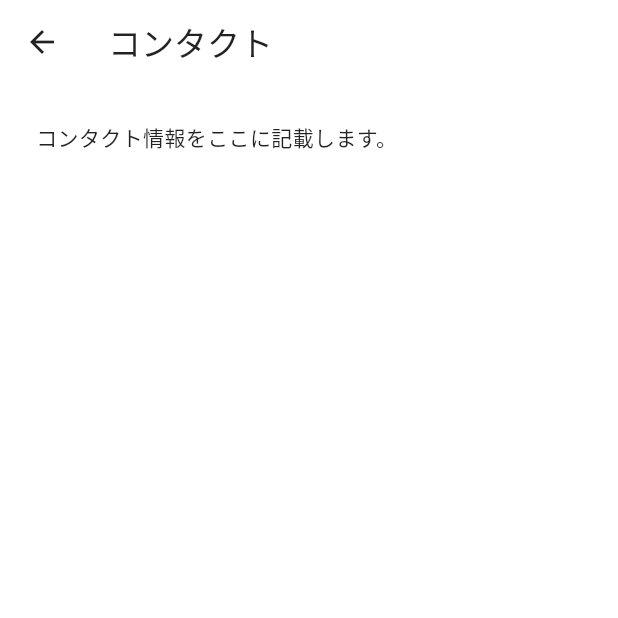
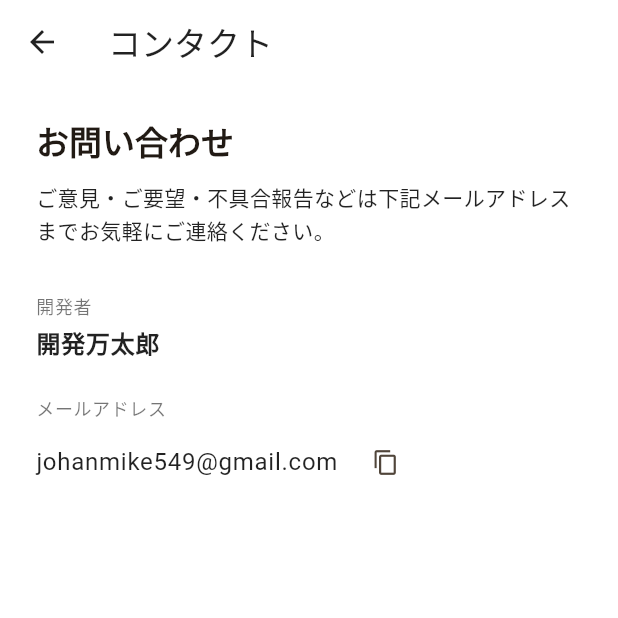
Before and after one commit to mikejohan/vocasnap, a Flutter app: the ContactPage screen opened directly, on a phone screen of 412 x 824 dp, the top half of it. Run offline on Flutter 3.47's test engine with Material 3 defaults, Android fonts, the phone set to English and light mode, and no system bars; our stand-ins replace camera, flutter_tts, image_gallery_saver, share_plus, shared_preferences; accounts and stored records are empty.

Commit message:
プライバシーポリシー・コンタクトページを実装
Co-Authored-By: Claude Sonnet 4.6 <noreply@anthropic.com>

```diff
--- a/lib/pages/contact_page.dart
+++ b/lib/pages/contact_page.dart
@@ -1,4 +1,6 @@
 import 'package:flutter/material.dart';
+import 'package:flutter/services.dart';
+import 'package:cac/constants.dart';
 
 class ContactPage extends StatelessWidget {
   const ContactPage({super.key});
@@ -7,9 +9,62 @@ class ContactPage extends StatelessWidget {
   Widget build(BuildContext context) {
     return Scaffold(
       appBar: AppBar(title: const Text('コンタクト')),
-      body: const SingleChildScrollView(
-        padding: EdgeInsets.all(24),
-        child: Text('コンタクト情報をここに記載します。', style: TextStyle(height: 1.6)),
+      body: Padding(
+        padding: const EdgeInsets.all(24),
+        child: Column(
+          crossAxisAlignment: CrossAxisAlignment.start,
+          children: [
+            Text(
+              'お問い合わせ',
+              style: Theme.of(context).textTheme.titleLarge?.copyWith(fontWeight: FontWeight.bold),
+            ),
+            const SizedBox(height: 12),
+            Text(
+              'ご意見・ご要望・不具合報告などは下記メールアドレスまでお気軽にご連絡ください。',
+              style: Theme.of(context).textTheme.bodyMedium?.copyWith(height: 1.6),
+            ),
+            const SizedBox(height: 32),
+            Text(
+              '開発者',
+              style: Theme.of(context).textTheme.bodySmall,
+            ),
+            const SizedBox(height: 4),
+            Text(
+              kDeveloperName,
+              style: Theme.of(context).textTheme.bodyLarge?.copyWith(fontWeight: FontWeight.bold),
+            ),
+            const SizedBox(height: 24),
+            Text(
+              'メールアドレス',
+              style: Theme.of(context).textTheme.bodySmall,
+            ),
+            const SizedBox(height: 4),
+            Row(
+              children: [
+                Text(
+                  kContactEmail,
+                  style: Theme.of(context).textTheme.bodyLarge,
+                ),
+                const SizedBox(width: 8),
+                IconButton(
+                  icon: const Icon(Icons.copy, size: 18),
+                  tooltip: 'コピー',
+                  onPressed: () async {
+                    await Clipboard.setData(const ClipboardData(text: kContactEmail));
+                    if (context.mounted) {
+                      ScaffoldMessenger.of(context).showSnackBar(
+                        const SnackBar(
+                          content: Text('コピーしました'),
+                          duration: Duration(seconds: 2),
+                        ),
+                      );
+                    }
+                  },
+                ),
+              ],
+            ),
+          ],
+        ),
       ),
     );
   }
--- a/lib/pages/privacy_page.dart
+++ b/lib/pages/privacy_page.dart
@@ -1,4 +1,5 @@
 import 'package:flutter/material.dart';
+import 'package:cac/constants.dart';
 
 class PrivacyPage extends StatelessWidget {
   const PrivacyPage({super.key});
@@ -7,9 +8,47 @@ class PrivacyPage extends StatelessWidget {
   Widget build(BuildContext context) {
     return Scaffold(
       appBar: AppBar(title: const Text('プライバシーポリシー')),
-      body: const SingleChildScrollView(
-        padding: EdgeInsets.all(24),
-        child: Text('プライバシーポリシーの内容をここに記載します。', style: TextStyle(height: 1.6)),
+      body: SingleChildScrollView(
+        padding: const EdgeInsets.all(24),
+        child: Column(
+          crossAxisAlignment: CrossAxisAlignment.start,
+          children: [
+            _section(context, '基本方針',
+                '$kDeveloperName（以下「当方」）は、アプリ「$kAppName」（以下「本アプリ」）におけるユーザーの個人情報・プライバシーの取り扱いについて、以下の通り定めます。'),
+            _section(context, '収集する情報',
+                '本アプリは、アカウント登録を必要とせず、氏名・メールアドレス等の個人情報を収集しません。\n\n本アプリが収集・利用する情報は以下の通りです。\n\n【撮影画像】\nユーザーが撮影した画像は、AI分析のために外部サービス（後述）に送信されます。画像は分析目的にのみ使用され、当方のサーバーには保存されません。\n\n【利用回数】\n1日あたりの利用回数および最終利用日をお使いの端末内にのみ保存します。この情報が外部に送信されることはありません。'),
+            _section(context, '第三者サービスへの情報提供',
+                '本アプリは以下の第三者サービスを利用しており、撮影画像がこれらのサービスに送信されます。\n\n・Cloudflare Workers（通信中継）\n　https://www.cloudflare.com/privacypolicy/\n\n・Anthropic Claude API（AI分析）\n　https://www.anthropic.com/privacy\n\n各サービスのプライバシーポリシーについては上記URLをご参照ください。'),
+            _section(context, '画像の取り扱いに関するご注意',
+                '撮影・送信する画像に個人情報や第三者のプライバシーに関わる情報が含まれないようご注意ください。送信された画像の取り扱いは、各第三者サービスのポリシーに準じます。'),
+            _section(context, 'ローカルデータについて',
+                '端末内に保存されるデータ（利用回数・日付）は、アプリをアンインストールすることで削除されます。'),
+            _section(context, 'プライバシーポリシーの変更',
+                '本ポリシーは必要に応じて改定することがあります。改定後のポリシーはアプリ内に掲示した時点で効力を持ちます。'),
+            _section(context, 'お問い合わせ',
+                '本ポリシーに関するお問い合わせは下記までご連絡ください。\n$kContactEmail'),
+          ],
+        ),
+      ),
+    );
+  }
+
+  Widget _section(BuildContext context, String title, String body) {
+    return Padding(
+      padding: const EdgeInsets.only(bottom: 24),
+      child: Column(
+        crossAxisAlignment: CrossAxisAlignment.start,
+        children: [
+          Text(
+            title,
+            style: Theme.of(context).textTheme.titleMedium?.copyWith(fontWeight: FontWeight.bold),
+          ),
+          const SizedBox(height: 8),
+          Text(
+            body,
+            style: Theme.of(context).textTheme.bodyMedium?.copyWith(height: 1.7),
+          ),
+        ],
       ),
     );
   }
```
